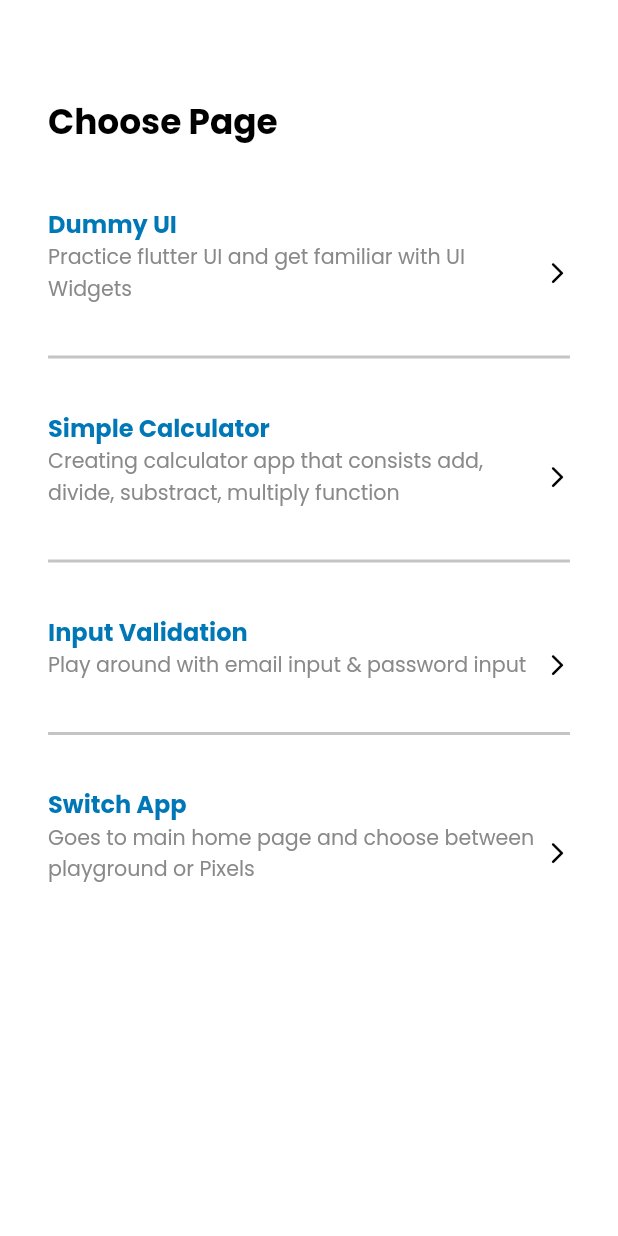
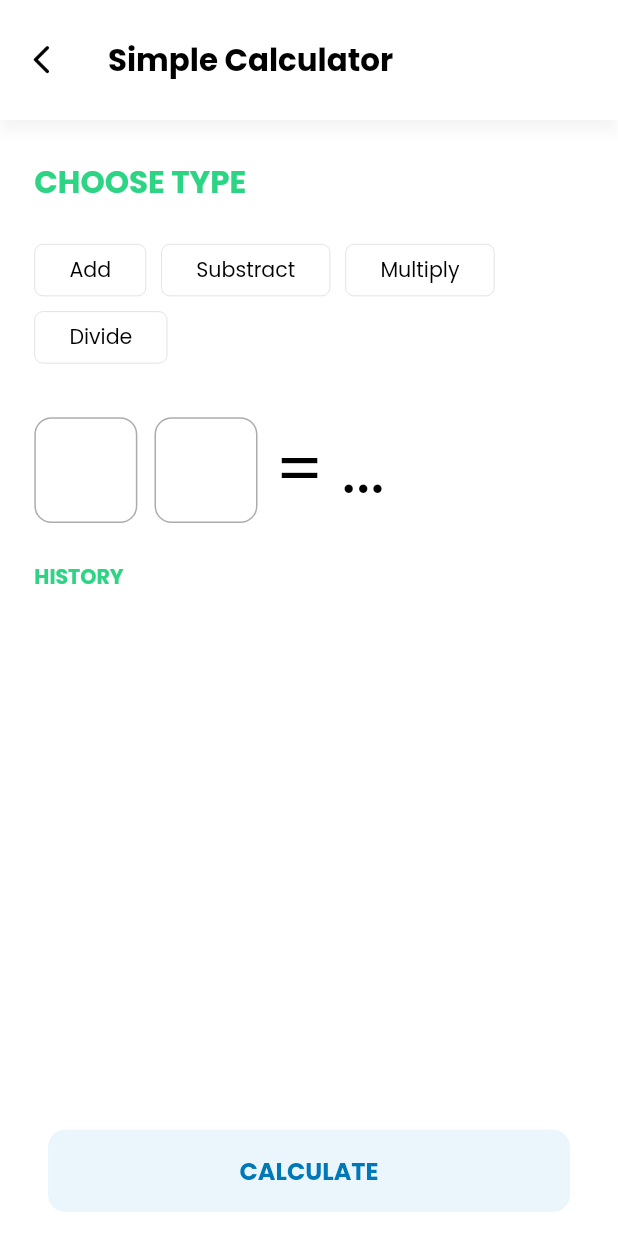
Before and after one commit to Khoruma/flutter_app, a Flutter app: the screen it shows after launch, after a tap on "Simple Calculator", on a phone screen of 412 x 824 dp. Run offline on Flutter 3.47's test engine with Material 2 defaults, Android fonts, the phone set to English and light mode, and no system bars; our stand-ins replace flutter_screenutil, fluttertoast, google_fonts.

Commit message:
Calculator Page

```diff
--- a/lib/main.dart
+++ b/lib/main.dart
@@ -2,9 +2,10 @@ import 'package:flutter/material.dart';
 import 'package:flutter_bootcamp/core/common/theme.dart';
 import 'package:flutter_bootcamp/ui/playground/dummy_ui_next_page.dart';
 import 'package:flutter_bootcamp/ui/playground/dummy_ui_page.dart';
-import 'package:flutter_bootcamp/ui/playground/input_validation.dart';
-import 'package:flutter_bootcamp/ui/playground/playground_menu.dart';
+import 'package:flutter_bootcamp/ui/playground/input_validation_page.dart';
+import 'package:flutter_bootcamp/ui/playground/playground_menu_page.dart';
 import 'package:flutter_bootcamp/ui/playground/playground_splash.dart';
+import 'package:flutter_bootcamp/ui/playground/simple_calculator_page.dart';
 import 'package:flutter_screenutil/flutter_screenutil.dart';
 
 void main() {
@@ -25,10 +26,11 @@ class MyApp extends StatelessWidget {
           debugShowCheckedModeBanner: false,
           routes: {
             '/': (context) => const PlaygroundSplash(),
-            '/choose-section': (context) => const PlaygroundMenu(),
+            '/choose-section': (context) => const PlaygroundMenuPage(),
             '/dummy-ui': (context) => const DummyUiPage(),
             '/dummy-ui-next': (context) => const DummyUiNextPage(),
-            '/input-validation': (context) => const InputValidation(),
+            '/input-validation': (context) => const InputValidationPage(),
+            '/simple-calculator': (context) => const SimpleCalculatorPage(),
           },
         );
       },
--- a/lib/ui/playground/input_validation.dart
+++ b/lib/ui/playground/input_validation_page.dart
@@ -4,8 +4,8 @@ import 'package:flutter_bootcamp/core/utils/text_theme_extension.dart';
 import 'package:flutter_bootcamp/core/utils/ui_helper.dart';
 import 'package:flutter_bootcamp/ui/widgets/text_form_field.dart';
 
-class InputValidation extends StatelessWidget {
-  const InputValidation({super.key});
+class InputValidationPage extends StatelessWidget {
+  const InputValidationPage({super.key});
 
   @override
   Widget build(BuildContext context) {
--- a/lib/ui/playground/playground_menu.dart
+++ b/lib/ui/playground/playground_menu_page.dart
@@ -3,8 +3,8 @@ import 'package:flutter_bootcamp/core/utils/text_theme_extension.dart';
 import 'package:flutter_bootcamp/core/utils/ui_helper.dart';
 import 'package:flutter_bootcamp/ui/widgets/choose_option.dart';
 
-class PlaygroundMenu extends StatelessWidget {
-  const PlaygroundMenu({super.key});
+class PlaygroundMenuPage extends StatelessWidget {
+  const PlaygroundMenuPage({super.key});
 
   @override
   Widget build(BuildContext context) {
--- /dev/null
+++ b/lib/ui/playground/simple_calculator_page.dart
@@ -0,0 +1,125 @@
+import 'package:flutter/material.dart';
+import 'package:flutter_bootcamp/core/common/colors_const.dart';
+import 'package:flutter_bootcamp/core/utils/text_theme_extension.dart';
+import 'package:flutter_bootcamp/core/utils/ui_helper.dart';
+import 'package:flutter_bootcamp/ui/widgets/chip_custom.dart';
+import 'package:flutter_bootcamp/ui/widgets/text_form_field.dart';
+
+class SimpleCalculatorPage extends StatelessWidget {
+  const SimpleCalculatorPage({super.key});
+
+  @override
+  Widget build(BuildContext context) {
+    return Scaffold(
+      appBar: AppBar(
+        leading: IconButton(
+          onPressed: () {
+            Navigator.pop(context);
+          },
+          icon: Icon(
+            Icons.arrow_back_ios_rounded,
+            size: UIHelper.setHeight(18),
+          ),
+        ),
+        title: Text(
+          'Simple Calculator',
+          style: context.textTheme.displayMedium,
+        ),
+      ),
+      body: SingleChildScrollView(
+        padding: UIHelper.padding(vertical: 20, horizontal: 20),
+        child: Column(
+          crossAxisAlignment: CrossAxisAlignment.start,
+          children: [
+            Text(
+              'CHOOSE TYPE',
+              style: context.textTheme.displayMedium?.copyWith(
+                color: ColorConstant.green,
+              ),
+            ),
+            UIHelper.verticalSpace(20),
+            Wrap(
+              spacing: 10,
+              runSpacing: 10,
+              children: [
+                ChipCustom(
+                  onTap: () {},
+                  title: 'Add',
+                ),
+                ChipCustom(
+                  onTap: () {},
+                  title: 'Substract',
+                ),
+                ChipCustom(
+                  onTap: () {},
+                  title: 'Multiply',
+                ),
+                ChipCustom(
+                  onTap: () {},
+                  title: 'Divide',
+                ),
+                Column(
+                  children: [
+                    UIHelper.verticalSpace(20),
+                    Row(
+                      children: [
+                        SizedBox(
+                          width: UIHelper.setSp(60),
+                          child: TextFormFieldCustom(
+                            keyboardType: TextInputType.number,
+                            textAlign: TextAlign.center,
+                            style: context.textTheme.displayLarge,
+                          ),
+                        ),
+                        UIHelper.horizontalSpace(10),
+                        SizedBox(
+                          width: UIHelper.setSp(60),
+                          child: TextFormFieldCustom(
+                            keyboardType: TextInputType.number,
+                            textAlign: TextAlign.center,
+                            style: context.textTheme.displayLarge,
+                          ),
+                        ),
+                        UIHelper.horizontalSpace(10),
+                        Text(
+                          '=',
+                          style: TextStyle(
+                            fontSize: UIHelper.setSp(40),
+                          ),
+                        ),
+                        UIHelper.horizontalSpace(10),
+                        Text(
+                          '...',
+                          style: TextStyle(
+                            fontSize: UIHelper.setSp(40),
+                          ),
+                        )
+                      ],
+                    ),
+                  ],
+                )
+              ],
+            ),
+            UIHelper.verticalSpace(20),
+            Text(
+              'HISTORY',
+              style: context.textTheme.headlineSmall?.copyWith(
+                color: ColorConstant.green,
+              ),
+            ),
+            UIHelper.verticalSpace(10),
+          ],
+        ),
+      ),
+      floatingActionButtonLocation: FloatingActionButtonLocation.centerFloat,
+      floatingActionButton: Container(
+        padding: UIHelper.padding(horizontal: UIHelper.defaultPadding),
+        width: double.infinity,
+        child: ElevatedButton(
+          onPressed: () {},
+          child: const Text('CALCULATE'),
+        ),
+      ),
+    );
+  }
+}
--- /dev/null
+++ b/lib/ui/widgets/chip_custom.dart
@@ -0,0 +1,38 @@
+import 'package:flutter/material.dart';
+import 'package:flutter_bootcamp/core/common/colors_const.dart';
+import 'package:flutter_bootcamp/core/utils/text_theme_extension.dart';
+import 'package:flutter_bootcamp/core/utils/ui_helper.dart';
+
+class ChipCustom extends StatelessWidget {
+  final VoidCallback onTap;
+  final String title;
+  final bool isChoosen;
+
+  const ChipCustom({
+    required this.onTap,
+    required this.title,
+    this.isChoosen = false,
+    super.key,
+  });
+
+  @override
+  Widget build(BuildContext context) {
+    return InkWell(
+      onTap: onTap,
+      child: Container(
+        padding: UIHelper.padding(vertical: 5, horizontal: 20),
+        decoration: BoxDecoration(
+          color: isChoosen ? ColorConstant.lightBlue : null,
+          border: Border.all(color: ColorConstant.lightGrey, width: 0.5),
+          borderRadius: UIHelper.borderRadiusCircular(all: 5),
+        ),
+        child: Text(
+          title,
+          style: context.textTheme.bodySmall?.copyWith(
+            color: isChoosen ? ColorConstant.primary : null,
+          ),
+        ),
+      ),
+    );
+  }
+}
```
